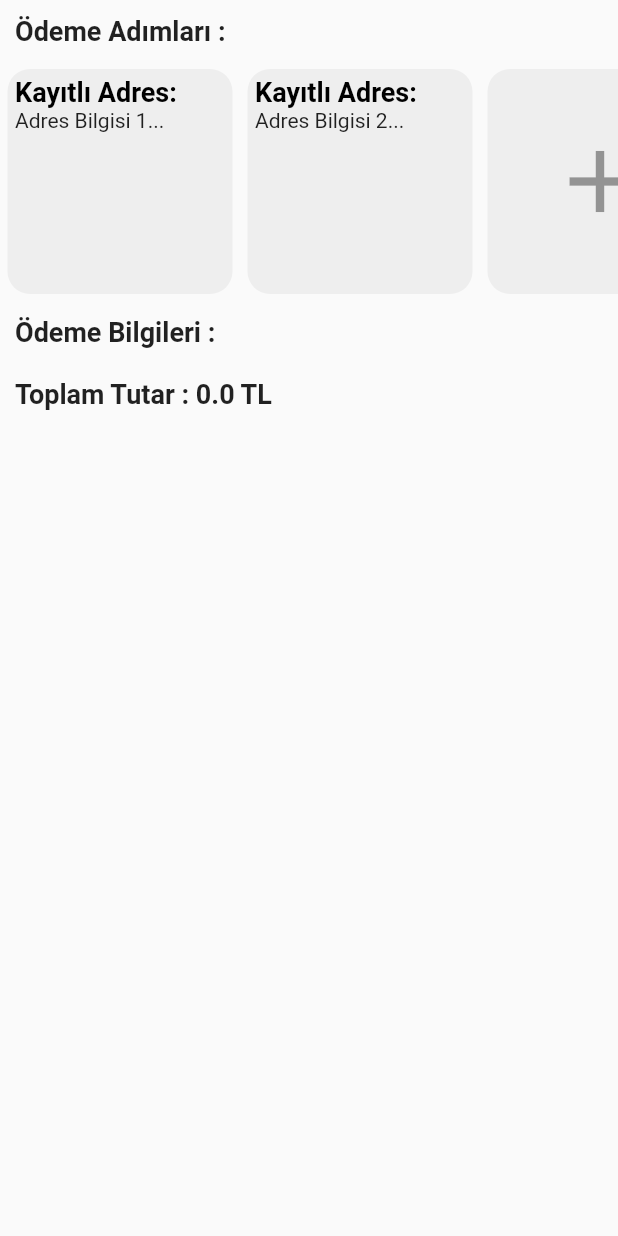
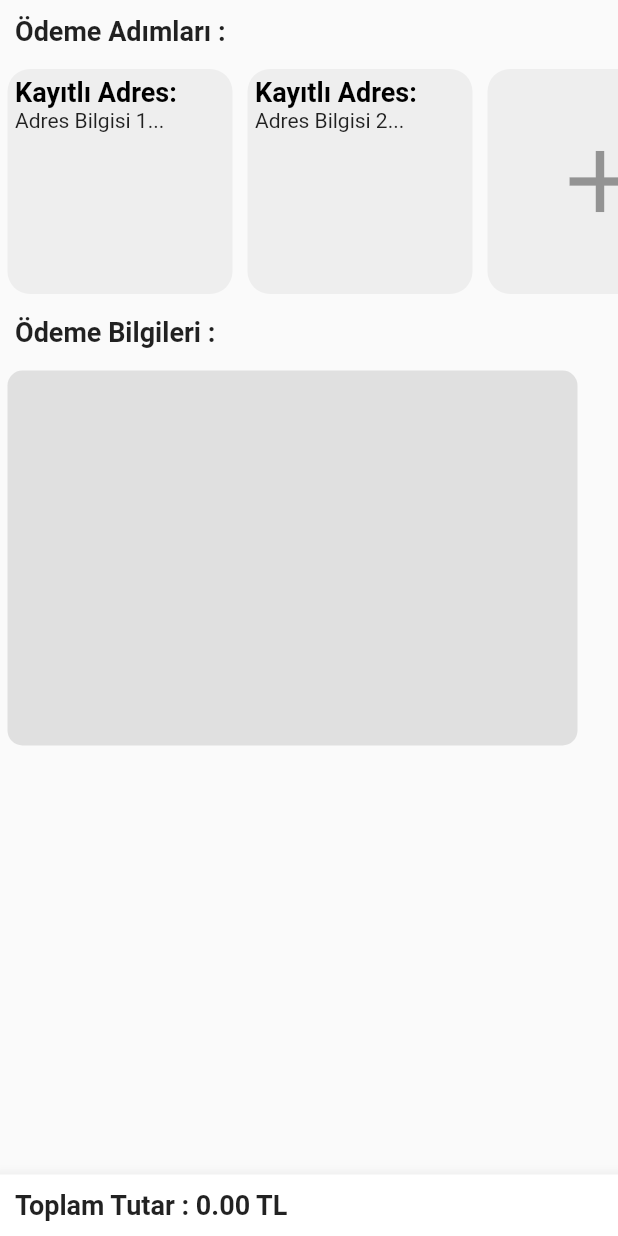
Before and after one commit to turkerontasci/magazapp_flutter, a Flutter app: the PaymentScreen screen opened directly, on a phone screen of 412 x 824 dp. Run offline on Flutter 3.47's test engine with Material 2 defaults, Android fonts, the light colour scheme and no system bars; our stand-ins replace font_awesome_flutter, toast.

Commit message:
Payment & payment Screen

```diff
--- a/lib/screens/shopping_cart_screen.dart
+++ b/lib/screens/shopping_cart_screen.dart
@@ -73,7 +73,7 @@ class _ShoppingCartScreenState extends State<ShoppingCartScreen> {
                   children: <Widget>[
                     Text("Ödenecek Tutar :"),
                     Text(
-                      '${totalCalculator()} TL',
+                      '${totalCalculator().toStringAsFixed(2)} TL',
                       style: TextStyle(
                         fontSize: 20.0,
                         fontWeight: FontWeight.bold,
@@ -180,7 +180,7 @@ class _ShoppingCartScreenState extends State<ShoppingCartScreen> {
                                         height: 2.0,
                                       ),
                                       Text(
-                                        '${cartList[index].price * cartList[index].qty} TL',
+                                        '${(cartList[index].price * cartList[index].qty).toStringAsFixed(2)} TL',
                                         style: TextStyle(
                                           fontSize: 15.0,
                                           fontWeight: FontWeight.bold,
--- a/lib/settings_screens/payment_screen.dart
+++ b/lib/settings_screens/payment_screen.dart
@@ -1,4 +1,5 @@
 import 'package:flutter/material.dart';
+import 'package:flutter/services.dart';
 import 'package:font_awesome_flutter/font_awesome_flutter.dart';
 import 'package:magazapp_flutter/components/category_card.dart';
 import 'package:magazapp_flutter/components/reusable_card.dart';
@@ -25,6 +26,18 @@ class _PaymentScreenState extends State<PaymentScreen> {
     }
 
     return Scaffold(
+      bottomNavigationBar: BottomAppBar(
+        child: Padding(
+          padding: const EdgeInsets.all(10.0),
+          child: Text(
+            "Toplam Tutar : ${totalCalculator().toStringAsFixed(2)} TL",
+            style: TextStyle(
+              fontWeight: FontWeight.bold,
+              fontSize: 18.0,
+            ),
+          ),
+        ),
+      ),
       body: SafeArea(
         child: SingleChildScrollView(
           child: Container(
@@ -82,7 +95,7 @@ class _PaymentScreenState extends State<PaymentScreen> {
                                       height: 2.0,
                                     ),
                                     Text(
-                                      "Fiyat : ${cartList[index].price} TL",
+                                      "Fiyat : ${cartList[index].price.toStringAsFixed(2)} TL",
                                       style: TextStyle(
                                         fontSize: 13.0,
                                       ),
@@ -91,7 +104,7 @@ class _PaymentScreenState extends State<PaymentScreen> {
                                       height: 2.0,
                                     ),
                                     Text(
-                                      '${cartList[index].price * cartList[index].qty} TL',
+                                      '${(cartList[index].price * cartList[index].qty).toStringAsFixed(2)} TL',
                                       style: TextStyle(
                                         fontSize: 15.0,
                                         fontWeight: FontWeight.bold,
@@ -237,15 +250,23 @@ class _PaymentScreenState extends State<PaymentScreen> {
                     ),
                   ),
                 ),
-                Padding(
-                  padding: const EdgeInsets.all(10.0),
-                  child: Text(
-                    "Toplam Tutar : ${totalCalculator()} TL",
-                    style: TextStyle(
-                      fontWeight: FontWeight.bold,
-                      fontSize: 18.0,
+                Row(
+                  children: <Widget>[
+                    ReusableCard(
+                      color: Colors.grey.shade300,
+                      cardHeigth: 250.0,
+                      cardWidth: 380.0,
+                      cardChild: Column(
+                        children: <Widget>[
+                          Row(
+                            children: <Widget>[
+                              //Kredi Kartı İçin TextField Yazılacak...
+                            ],
+                          ),
+                        ],
+                      ),
                     ),
-                  ),
+                  ],
                 ),
               ],
             ),
--- a/lib/settings_screens/wishlist.dart
+++ b/lib/settings_screens/wishlist.dart
@@ -83,7 +83,7 @@ class _WishListState extends State<WishList> {
                                 height: 5.0,
                               ),
                               Text(
-                                '${wish_list[index]["price"]} TL',
+                                '${wish_list[index]["price"].toStringAsFixed(2)} TL',
                                 style: TextStyle(
                                   fontSize: 15.0,
                                   fontWeight: FontWeight.bold,
```
Also changed, not shown: lib/category_pages/accessories.dart (+9 -5 lines), lib/category_pages/home_design.dart (+4 -3 lines), lib/category_pages/mens_wear.dart (+10 -5 lines), lib/category_pages/personal_care.dart (+4 -4 lines), lib/category_pages/womens_wear.dart (+9 -5 lines), lib/products/product.dart (+16 -16 lines), lib/screens/home_screen.dart (+12 -9 lines), lib/screens/product_page.dart (+19 -19 lines), lib/settings_screens/my_orders.dart (+8 -5 lines).
